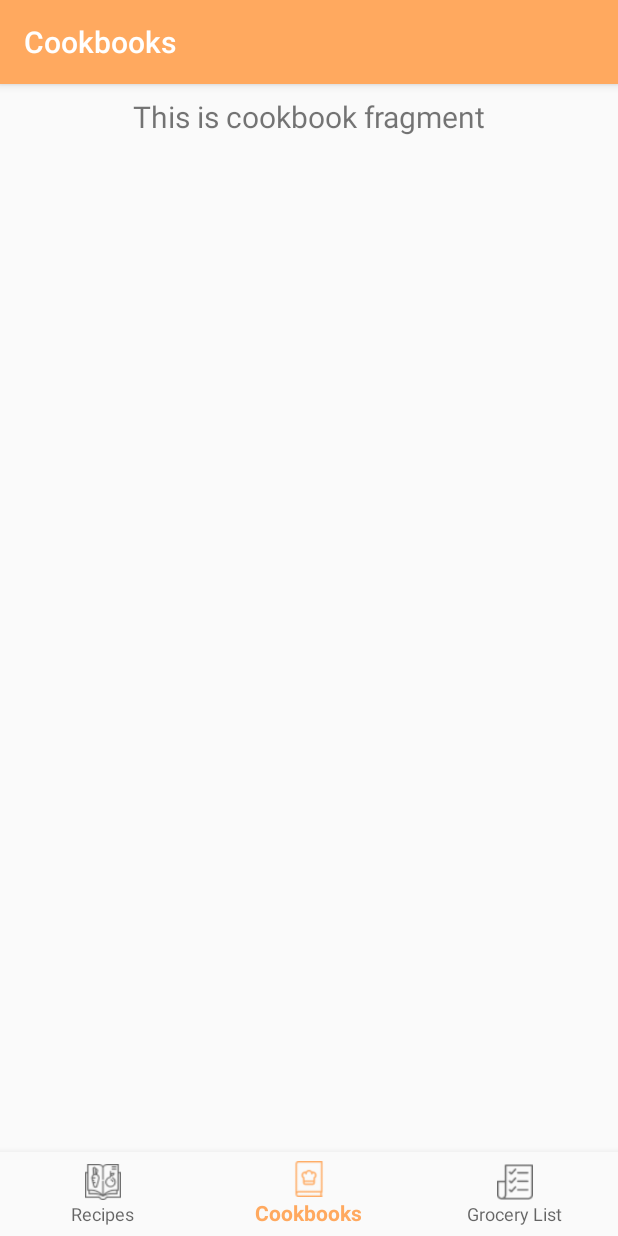
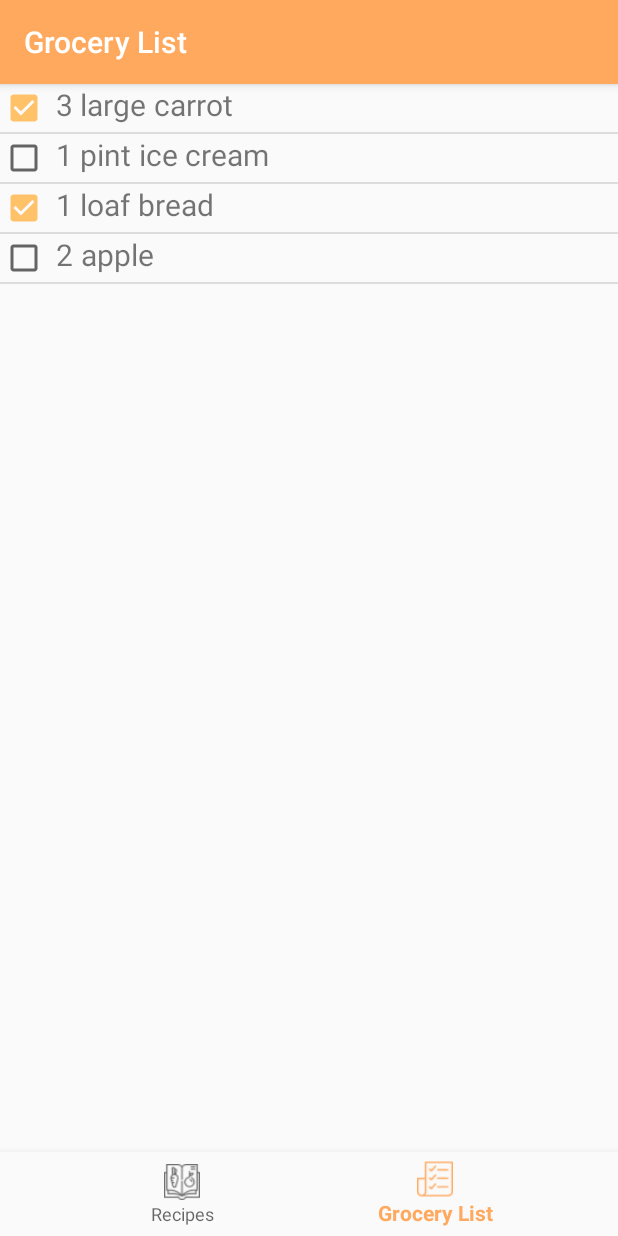
Before and after one commit to hbrender/RecipePal, an Android app: the screen it shows after launch (MainActivity), item 2 of the bottom bar chosen, on a phone screen of 412 x 824 dp. Run offline under Robolectric (Android 15) with nearby library versions, the phone set to English and light mode, and no system bars; our stand-ins replace navigation-ui.

Commit message:
removing cookbook page

```diff
--- a/app/src/main/java/com/example/recipepal/MainActivity.java
+++ b/app/src/main/java/com/example/recipepal/MainActivity.java
@@ -26,7 +26,7 @@ public class MainActivity extends AppCompatActivity {
         // Passing each menu ID as a set of Ids because each
         // menu should be considered as top level destinations.
         AppBarConfiguration appBarConfiguration = new AppBarConfiguration.Builder(
-                R.id.navigation_recipes, R.id.navigation_cookbooks, R.id.navigation_grocery_list)
+                R.id.navigation_recipes, R.id.navigation_grocery_list)
                 .build();
         NavController navController = Navigation.findNavController(this, R.id.nav_host_fragment);
         NavigationUI.setupActionBarWithNavController(this, navController, appBarConfiguration);
--- a/app/src/main/java/com/example/recipepal/ui/cookbook/CookbookFragment.java
+++ /dev/null
@@ -1,35 +0,0 @@
-package com.example.recipepal.ui.cookbook;
-
-import android.os.Bundle;
-import android.view.LayoutInflater;
-import android.view.View;
-import android.view.ViewGroup;
-import android.widget.TextView;
-
-import androidx.annotation.Nullable;
-import androidx.annotation.NonNull;
-import androidx.fragment.app.Fragment;
-import androidx.lifecycle.Observer;
-import androidx.lifecycle.ViewModelProviders;
-
-import com.example.recipepal.R;
-
-public class CookbookFragment extends Fragment {
-
-    private CookbookViewModel cookbookViewModel;
-
-    public View onCreateView(@NonNull LayoutInflater inflater,
-                             ViewGroup container, Bundle savedInstanceState) {
-        cookbookViewModel =
-                ViewModelProviders.of(this).get(CookbookViewModel.class);
-        View root = inflater.inflate(R.layout.fragment_cookbooks, container, false);
-        final TextView textView = root.findViewById(R.id.text_cookbooks);
-        cookbookViewModel.getText().observe(this, new Observer<String>() {
-            @Override
-            public void onChanged(@Nullable String s) {
-                textView.setText(s);
-            }
-        });
-        return root;
-    }
-}
--- a/app/src/main/java/com/example/recipepal/ui/cookbook/CookbookViewModel.java
+++ /dev/null
@@ -1,19 +0,0 @@
-package com.example.recipepal.ui.cookbook;
-
-import androidx.lifecycle.LiveData;
-import androidx.lifecycle.MutableLiveData;
-import androidx.lifecycle.ViewModel;
-
-public class CookbookViewModel extends ViewModel {
-
-    private MutableLiveData<String> mText;
-
-    public CookbookViewModel() {
-        mText = new MutableLiveData<>();
-        mText.setValue("This is cookbook fragment");
-    }
-
-    public LiveData<String> getText() {
-        return mText;
-    }
-}
--- a/app/src/main/res/menu/bottom_nav_menu.xml
+++ b/app/src/main/res/menu/bottom_nav_menu.xml
@@ -7,11 +7,6 @@
         android:title="@string/title_recipes" />
 
     <item
-        android:id="@+id/navigation_cookbooks"
-        android:icon="@drawable/cookbook"
-        android:title="@string/title_cookbooks" />
-
-    <item
         android:id="@+id/navigation_grocery_list"
         android:icon="@drawable/grocery_list"
         android:title="@string/title_grocery_list" />
--- a/app/src/main/res/navigation/mobile_navigation.xml
+++ b/app/src/main/res/navigation/mobile_navigation.xml
@@ -12,12 +12,6 @@
         tools:layout="@layout/fragment_recipes" />
 
     <fragment
-        android:id="@+id/navigation_cookbooks"
-        android:name="com.example.recipepal.ui.cookbook.CookbookFragment"
-        android:label="@string/title_cookbooks"
-        tools:layout="@layout/fragment_cookbooks" />
-
-    <fragment
         android:id="@+id/navigation_grocery_list"
         android:name="com.example.recipepal.ui.grocerylist.GroceryListFragment"
         android:label="@string/title_grocery_list"
```
